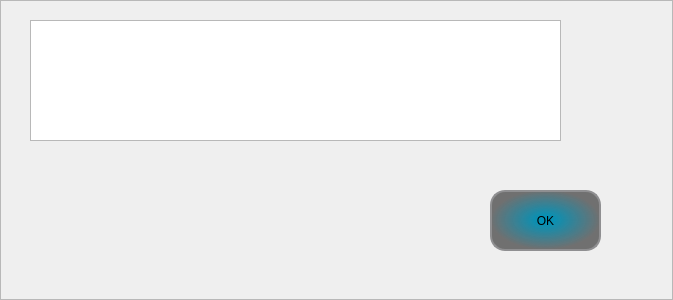
Above: iDom_Client/frameoptions.ui from cyniu88/QT_kurs before the change. Below: the same form after it.
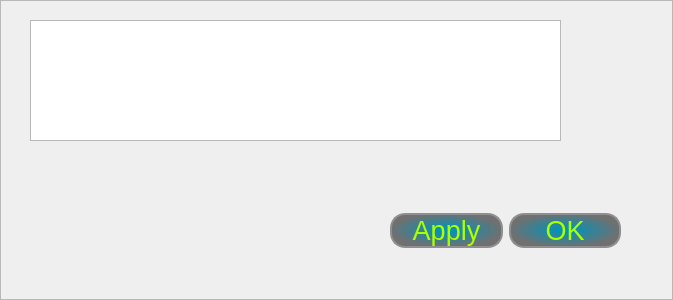
That is the form after the change. Icons and pictures are not drawn.

Commit message: opcje  dodanaenie komend2

```diff
--- a/iDom_Client/frameoptions.ui
+++ b/iDom_Client/frameoptions.ui
@@ -35,28 +35,63 @@
     <string notr="true">color: rgb(0, 255, 0);</string>
    </property>
   </widget>
-  <widget class="QPushButton" name="okbutton">
+  <widget class="QWidget" name="">
    <property name="geometry">
     <rect>
-     <x>490</x>
+     <x>390</x>
      <y>190</y>
-     <width>111</width>
-     <height>61</height>
+     <width>231</width>
+     <height>81</height>
     </rect>
    </property>
-   <property name="styleSheet">
-    <string notr="true">QPushButton {background-color: qradialgradient(spread:pad, cx:0.499807, cy:0.489, radius:0.5, fx:0.499, fy:0.488909, stop:0.0795455 rgba(0, 147, 185, 255), stop:1 rgba(30, 30, 30, 155));
+   <layout class="QHBoxLayout" name="horizontalLayout">
+    <item>
+     <widget class="QPushButton" name="applyButton">
+      <property name="font">
+       <font>
+        <pointsize>20</pointsize>
+       </font>
+      </property>
+      <property name="styleSheet">
+       <string notr="true">QPushButton {background-color: qradialgradient(spread:pad, cx:0.499807, cy:0.489, radius:0.5, fx:0.499, fy:0.488909, stop:0.0795455 rgba(0, 147, 185, 255), stop:1 rgba(30, 30, 30, 155));
  border: 2px solid #8f8f91;
 border-radius: 15px;
+	color: rgb(170, 255, 0);
 }
 QPushButton:pressed {
 border:none;
 }
    </string>
-   </property>
-   <property name="text">
-    <string>OK</string>
-   </property>
+      </property>
+      <property name="text">
+       <string>Apply</string>
+      </property>
+     </widget>
+    </item>
+    <item>
+     <widget class="QPushButton" name="okbutton">
+      <property name="font">
+       <font>
+        <pointsize>20</pointsize>
+       </font>
+      </property>
+      <property name="styleSheet">
+       <string notr="true">QPushButton {background-color: qradialgradient(spread:pad, cx:0.499807, cy:0.489, radius:0.5, fx:0.499, fy:0.488909, stop:0.0795455 rgba(0, 147, 185, 255), stop:1 rgba(30, 30, 30, 155));
+ border: 2px solid #8f8f91;
+border-radius: 15px;
+	color: rgb(170, 255, 0);
+}
+QPushButton:pressed {
+border:none;
+}
+   </string>
+      </property>
+      <property name="text">
+       <string>OK</string>
+      </property>
+     </widget>
+    </item>
+   </layout>
   </widget>
  </widget>
  <resources/>
```
Left out of the diff: 22 changed lines with no effect on the pictures. The commit also changes 2 other files.
